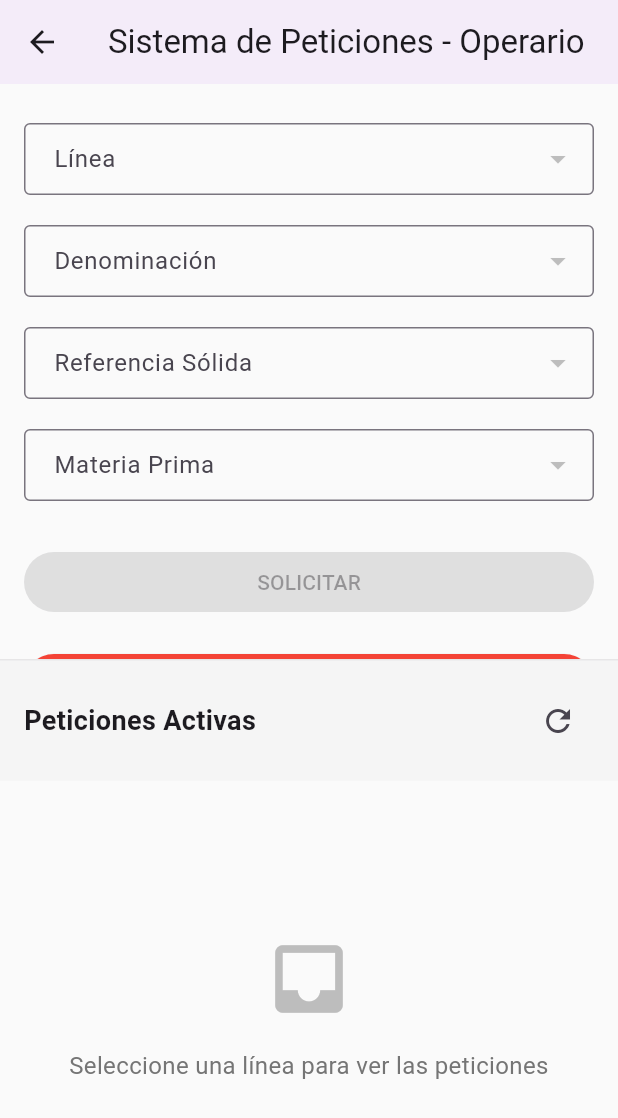
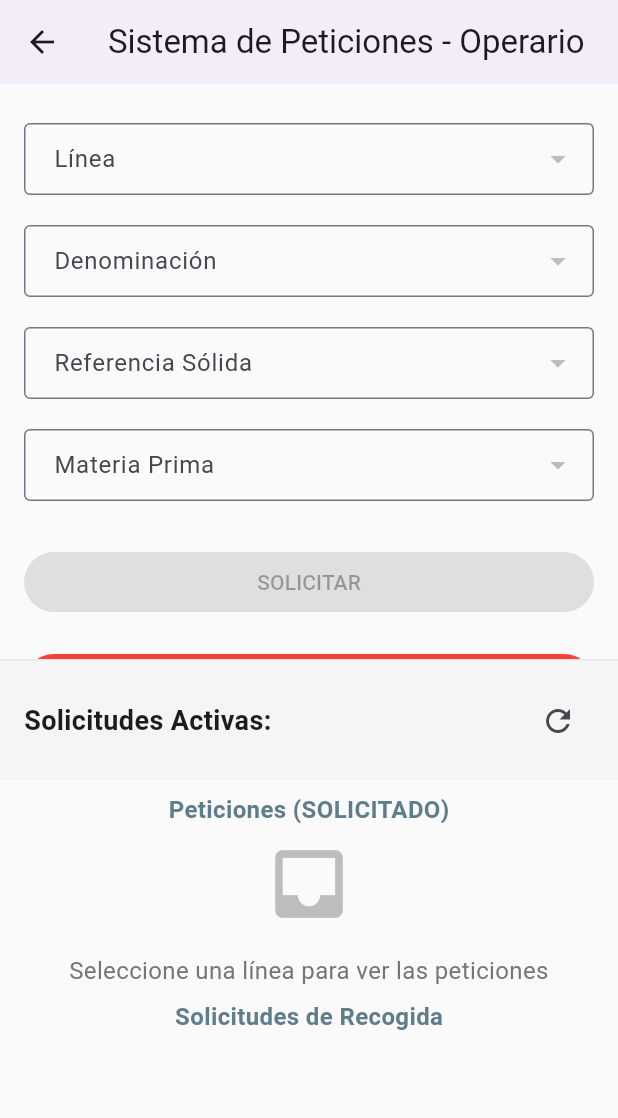
Before and after one commit to MimikaAckerman/app_warehouse_flutter, a Flutter app: the MainOperarioScreen screen opened by its route, after a tap on the "refresh" icon, on a phone screen of 412 x 824 dp. Shown: the top 1118 px of the screen. Run offline on Flutter 3.47's test engine with Material 3 defaults, Android fonts, the phone set to English and light mode, and no system bars; network calls fail.

Commit message:
comenzamamos con el apartado

```diff
--- a/lib/screens/visualizar_peticiones_operario_screen.dart
+++ b/lib/screens/visualizar_peticiones_operario_screen.dart
@@ -18,64 +18,61 @@ class VisualizarPeticionesOperarioScreen extends StatefulWidget {
 
 class _VisualizarPeticionesOperarioScreenState
     extends State<VisualizarPeticionesOperarioScreen> {
+  // Peticiones de curso-products (SOLICITADO)
   List<Map<String, dynamic>> _peticiones = [];
+
+  // Peticiones de status-recogida (PENDIENTE / RECOGIDO)
+  List<Map<String, dynamic>> _recogidaPeticiones = [];
+
   bool _isLoading = false;
   String? _error;
-  StreamController<List<Map<String, dynamic>>>? _peticionesController;
+
+  // Para refresco automático
   Timer? _refreshTimer;
 
   @override
   void initState() {
     super.initState();
-    _initPeticionesStream();
+    _startAutoRefresh();
   }
 
   @override
   void didUpdateWidget(VisualizarPeticionesOperarioScreen oldWidget) {
     super.didUpdateWidget(oldWidget);
     if (oldWidget.lineaSeleccionada != widget.lineaSeleccionada) {
-      _restartStream();
+      // Cuando cambia la línea, volvemos a refrescar
+      _fetchPeticiones();
+      _fetchRecogidaPeticiones();
     }
   }
 
-  void _initPeticionesStream() {
-    _peticionesController = StreamController<List<Map<String, dynamic>>>();
-    _peticionesController?.stream.listen((peticiones) {
-      if (mounted) {
-        setState(() {
-          _peticiones = peticiones;
-          _isLoading = false;
-        });
-      }
-    });
-
-    // Iniciar actualizaciones automáticas
-    _startAutoRefresh();
-  }
-
   void _startAutoRefresh() {
-    // Cancelar el timer existente si hay uno
+    // Cancelar timer previo si existía
     _refreshTimer?.cancel();
 
-    // Hacer la primera carga inmediatamente
+    // Cargar de inmediato
     _fetchPeticiones();
+    _fetchRecogidaPeticiones();
 
-    // Configurar actualizaciones automáticas cada 5 segundos
-    _refreshTimer = Timer.periodic(Duration(seconds: 5), (timer) {
+    // Refrescar cada 5s
+    _refreshTimer = Timer.periodic(Duration(seconds: 5), (_) {
       if (mounted && widget.lineaSeleccionada != null) {
         _fetchPeticiones();
+        _fetchRecogidaPeticiones();
       }
     });
   }
 
-  void _restartStream() {
-    _peticionesController?.close();
-    _refreshTimer?.cancel();
-    _initPeticionesStream();
-  }
+  // =============================
+  // ========== CURSO-PRODUCTS ===
+  // =============================
+  Future<void> _fetchPeticiones() async {
+    if (widget.lineaSeleccionada == null) return;
 
-  Future<void> _fetchPeticiones() async {
-    if (widget.lineaSeleccionada == null || !mounted) return;
+    setState(() {
+      _isLoading = true;
+      _error = null;
+    });
 
     try {
       final response = await http.get(
@@ -86,47 +83,106 @@ class _VisualizarPeticionesOperarioScreenState
 
       if (response.statusCode == 200) {
         if (response.body.isEmpty) {
-          _peticionesController?.add([]);
+          setState(() {
+            _peticiones = [];
+            _isLoading = false;
+          });
           return;
         }
 
-        final dynamic decodedData = jsonDecode(response.body);
+        final decodedData = jsonDecode(response.body);
 
         if (decodedData == null || decodedData is! List) {
-          _peticionesController?.add([]);
+          setState(() {
+            _peticiones = [];
+            _isLoading = false;
+          });
           return;
         }
 
         final List<dynamic> rawData = decodedData;
 
+        // Filtrar: línea = líneaSeleccionada && status = SOLICITADO
         final peticionesFiltradas = rawData
             .where((item) =>
                 item['linea'] == widget.lineaSeleccionada &&
                 item['status'] == "SOLICITADO")
             .toList();
 
-        _peticionesController?.add(peticionesFiltradas
-            .map((item) => Map<String, dynamic>.from(item))
-            .toList());
-
         setState(() {
-          _error = null;
+          _peticiones = peticionesFiltradas
+              .map((item) => Map<String, dynamic>.from(item))
+              .toList();
+          _isLoading = false;
         });
       } else {
         setState(() {
-          _error = 'Error en la respuesta del servidor';
+          _error = 'Error en la respuesta del servidor (curso-products)';
+          _isLoading = false;
         });
       }
     } catch (e) {
       if (mounted) {
         setState(() {
-          _error = null;
+          _error = 'Error de conexión con el servidor (curso-products)';
+          _isLoading = false;
         });
       }
     }
   }
 
-//cambio de estado de la solicitud de material
+  // =============================
+  // ========== STATUS-RECOGIDA ==
+  // =============================
+  Future<void> _fetchRecogidaPeticiones() async {
+    if (widget.lineaSeleccionada == null) return;
+
+    try {
+      final response = await http.get(
+        Uri.parse(
+            "https://api-psc-warehouse.azurewebsites.net/status-recogida"),
+      );
+
+      if (!mounted) return;
+
+      if (response.statusCode == 200) {
+        if (response.body.isEmpty) {
+          setState(() {
+            _recogidaPeticiones = [];
+          });
+          return;
+        }
+
+        final decodedData = jsonDecode(response.body);
+
+        if (decodedData == null || decodedData is! List) {
+          setState(() {
+            _recogidaPeticiones = [];
+          });
+          return;
+        }
+
+        // Filtrar las solicitudes de recogida por la línea
+        final List<dynamic> rawRecogida = decodedData;
+        final recogidasFiltradas = rawRecogida
+            .where((item) => item['linea'] == widget.lineaSeleccionada)
+            .toList();
+
+        setState(() {
+          _recogidaPeticiones = recogidasFiltradas
+              .map((item) => Map<String, dynamic>.from(item))
+              .toList();
+        });
+      } else {
+        print("Error: ${response.statusCode} - ${response.body}");
+      }
+    } catch (e) {
+      print("Error al obtener solicitudes de recogida: $e");
+    }
+  }
+
+  // =============================
+
   Future<void> _cambiarEstadoAFinalizado(String productId) async {
     try {
       final response = await http.put(
@@ -135,14 +191,12 @@ class _VisualizarPeticionesOperarioScreenState
       );
 
       if (response.statusCode == 200) {
-        // Actualizar la lista de peticiones después de cambiar el estado
+        // Actualizar la lista de peticiones
         await _fetchPeticiones();
       } else {
-        // Manejar el error de la API
         print('Error al cambiar el estado a FINALIZADO');
       }
     } catch (e) {
-      // Manejar el error de la solicitud
       print('Error de conexión al cambiar el estado a FINALIZADO');
     }
   }
@@ -240,7 +294,7 @@ class _VisualizarPeticionesOperarioScreenState
     );
   }
 
-  Widget _buildEmptyWidget() {
+  Widget _buildEmptyWidget(String texto) {
     return Center(
       child: Column(
         mainAxisAlignment: MainAxisAlignment.center,
@@ -252,9 +306,7 @@ class _VisualizarPeticionesOperarioScreenState
           ),
           SizedBox(height: 16),
           Text(
-            widget.lineaSeleccionada == null
-                ? 'Seleccione una línea para ver las peticiones'
-                : 'No hay peticiones activas para esta línea',
+            texto,
             style: TextStyle(
               color: Colors.grey[600],
               fontSize: 16,
@@ -266,6 +318,74 @@ class _VisualizarPeticionesOperarioScreenState
     );
   }
 
+  // Sección de peticiones del curso-products
+  Widget _buildPeticionesSection() {
+    if (_isLoading) {
+      return Center(child: CircularProgressIndicator());
+    } else if (_error != null) {
+      return Center(
+        child: Text(
+          _error!,
+          style: TextStyle(color: Colors.red),
+        ),
+      );
+    } else if (_peticiones.isEmpty) {
+      return _buildEmptyWidget(
+        widget.lineaSeleccionada == null
+            ? 'Seleccione una línea para ver las peticiones'
+            : 'No hay peticiones activas (SOLICITADO) para esta línea',
+      );
+    }
+
+    return RefreshIndicator(
+      onRefresh: _fetchPeticiones,
+      child: ListView.builder(
+        padding: EdgeInsets.all(16),
+        shrinkWrap: true,
+        physics: NeverScrollableScrollPhysics(),
+        itemCount: _peticiones.length,
+        itemBuilder: (context, index) {
+          return _buildPeticionCard(_peticiones[index]);
+        },
+      ),
+    );
+  }
+
+  // Sección de solicitudes de recogida
+  Widget _buildRecogidaSection() {
+    if (_recogidaPeticiones.isEmpty && widget.lineaSeleccionada != null) {
+      return _buildEmptyWidget(
+          'No hay solicitudes de recogida para la línea ${widget.lineaSeleccionada}');
+    }
+
+    // Muestra la lista de recogida
+    return ListView.builder(
+      padding: EdgeInsets.all(16),
+      shrinkWrap: true,
+      physics: NeverScrollableScrollPhysics(),
+      itemCount: _recogidaPeticiones.length,
+      itemBuilder: (context, index) {
+        final recogida = _recogidaPeticiones[index];
+        return Card(
+          elevation: 2,
+          margin: EdgeInsets.symmetric(vertical: 8, horizontal: 0),
+          shape: RoundedRectangleBorder(
+            borderRadius: BorderRadius.circular(12),
+          ),
+          child: ListTile(
+            title: Text(
+              'Línea: ${recogida['linea'] ?? ''}',
+              style: TextStyle(fontWeight: FontWeight.bold),
+            ),
+            subtitle: Text(
+              'Estado Recogida: ${recogida['status_recogida'] ?? ''}\nHora: ${recogida['timeHour'] ?? ''}',
+            ),
+          ),
+        );
+      },
+    );
+  }
+
   @override
   Widget build(BuildContext context) {
     return Container(
@@ -273,6 +393,7 @@ class _VisualizarPeticionesOperarioScreenState
       child: Column(
         crossAxisAlignment: CrossAxisAlignment.stretch,
         children: [
+          // Encabezado
           Container(
             padding: EdgeInsets.all(16),
             color: Colors.grey[100],
@@ -280,7 +401,7 @@ class _VisualizarPeticionesOperarioScreenState
               mainAxisAlignment: MainAxisAlignment.spaceBetween,
               children: [
                 Text(
-                  'Peticiones Activas ${widget.lineaSeleccionada != null ? "- Línea ${widget.lineaSeleccionada}" : ""}',
+                  'Solicitudes Activas: ${widget.lineaSeleccionada ?? ""}',
                   style: TextStyle(
                     fontSize: 18,
                     fontWeight: FontWeight.bold,
@@ -288,33 +409,49 @@ class _VisualizarPeticionesOperarioScreenState
                 ),
                 IconButton(
                   icon: Icon(Icons.refresh),
-                  onPressed: _fetchPeticiones,
+                  onPressed: () {
+                    _fetchPeticiones();
+                    _fetchRecogidaPeticiones();
+                  },
                 ),
               ],
             ),
           ),
+          // Lista de peticiones (curso-products)
           Expanded(
-            child: _isLoading
-                ? Center(child: CircularProgressIndicator())
-                : _error != null
-                    ? Center(
-                        child: Text(
-                          _error!,
-                          style: TextStyle(color: Colors.red),
-                        ),
-                      )
-                    : _peticiones.isEmpty
-                        ? _buildEmptyWidget()
-                        : RefreshIndicator(
-                            onRefresh: _fetchPeticiones,
-                            child: ListView.builder(
-                              padding: EdgeInsets.all(16),
-                              itemCount: _peticiones.length,
-                              itemBuilder: (context, index) {
-                                return _buildPeticionCard(_peticiones[index]);
-                              },
-                            ),
-                          ),
+            child: SingleChildScrollView(
+              child: Column(
+                children: [
+                  // Sección de Peticiones (estado SOLICITADO)
+                  Padding(
+                    padding: EdgeInsets.symmetric(horizontal: 16, vertical: 8),
+                    child: Text(
+                      'Peticiones (SOLICITADO)',
+                      style: TextStyle(
+                        fontSize: 16,
+                        fontWeight: FontWeight.bold,
+                        color: Colors.blueGrey,
+                      ),
+                    ),
+                  ),
+                  _buildPeticionesSection(),
+
+                  // Sección de Recogidas
+                  Padding(
+                    padding: EdgeInsets.symmetric(horizontal: 16, vertical: 8),
+                    child: Text(
+                      'Solicitudes de Recogida',
+                      style: TextStyle(
+                        fontSize: 16,
+                        fontWeight: FontWeight.bold,
+                        color: Colors.blueGrey,
+                      ),
+                    ),
+                  ),
+                  _buildRecogidaSection(),
+                ],
+              ),
+            ),
           ),
         ],
       ),
@@ -324,7 +461,6 @@ class _VisualizarPeticionesOperarioScreenState
   @override
   void dispose() {
     _refreshTimer?.cancel();
-    _peticionesController?.close();
     super.dispose();
   }
 }
```
